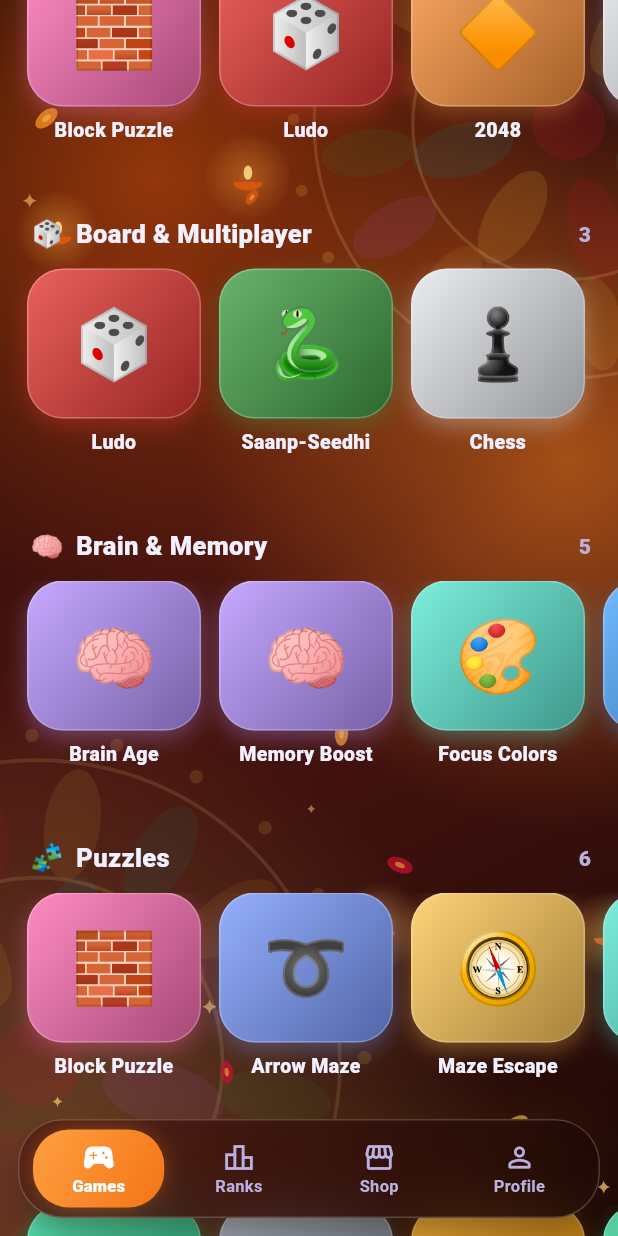
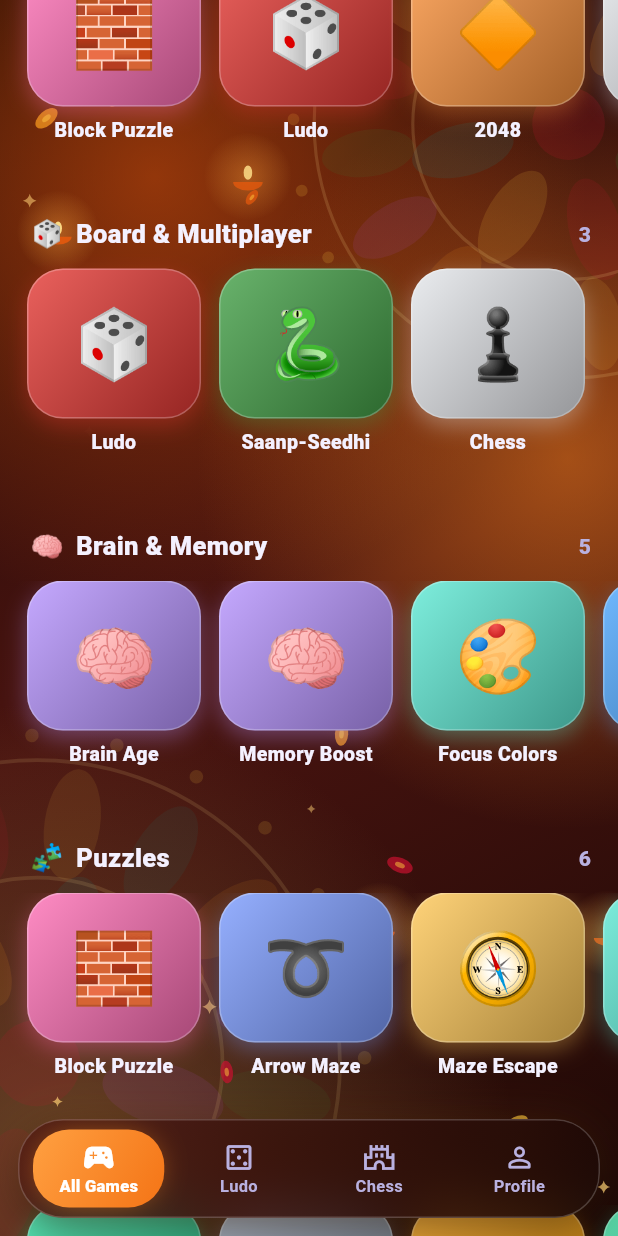
Before and after one commit to adarshk47/Games, a Flutter app: the HomeScreen screen opened directly, item 4 of the bottom bar chosen, scrolled down 576 dp, on a phone screen of 412 x 824 dp. Run offline on Flutter 3.47's test engine with Material 3 defaults, Android fonts, the phone set to English and light mode, and no system bars; drawn by our look-alikes of flutter_animate; our stand-ins replace audioplayers, cloud_firestore, connectivity_plus, firebase_auth, firebase_core, flutter_local_notifications and 9 more; missing offline and left inert: home_widget, in_app_update, play_install_referrer, quick_actions, unity_ads_plugin; accounts and stored records are empty.

Commit message:
Bottom bar: All Games, Ludo, Chess, Profile; Shop moved into Profile
Co-Authored-By: Claude Opus 5.5 <noreply@anthropic.com>

```diff
--- a/puzzle_hub/lib/home/home_screen.dart
+++ b/puzzle_hub/lib/home/home_screen.dart
@@ -6,7 +6,6 @@ import 'package:flutter/services.dart';
 
 import '../core/ads/banner_strip.dart';
 import '../core/audio.dart';
-import '../core/cloud/leaderboard_screen.dart';
 import '../core/i18n/i18n.dart';
 import '../core/shop/shop_screen.dart';
 import '../core/ui/app_theme.dart';
@@ -54,17 +53,18 @@ class _HomeScreenState extends State<HomeScreen>
       Icons.sports_esports_outlined,
       Icons.sports_esports_rounded,
     ),
+    // Ludo and Chess open the game directly (no tab of their own).
     _NavItem(
-      'leaderboard',
-      'home.nav.leaderboard',
-      Icons.leaderboard_outlined,
-      Icons.leaderboard_rounded,
+      'ludo',
+      'game.ludo.title',
+      Icons.casino_outlined,
+      Icons.casino_rounded,
     ),
     _NavItem(
-      'shop',
-      'home.nav.shop',
-      Icons.storefront_outlined,
-      Icons.storefront_rounded,
+      'chess',
+      'game.chess.title',
+      Icons.castle_outlined,
+      Icons.castle_rounded,
     ),
     _NavItem(
       'profile',
@@ -74,7 +74,16 @@ class _HomeScreenState extends State<HomeScreen>
     ),
   ];
 
+  /// Nav items that open a game instead of switching the tab.
+  static const _gameItems = {1: 'ludo', 2: 'chess'};
+
   void _select(int i) {
+    final gameId = _gameItems[i];
+    if (gameId != null) {
+      final g = games.where((x) => x.id == gameId);
+      if (g.isNotEmpty) openGame(context, g.first);
+      return;
+    }
     if (i == _tab) return;
     setState(() => _tab = i);
     _fade.forward(from: 0);
@@ -204,14 +213,12 @@ class _HomeScreenState extends State<HomeScreen>
                     curve: Curves.easeOut,
                   ),
                   child: IndexedStack(
-                    index: _tab,
+                    index: _tab == 0 ? 0 : 1,
                     children: [
                       GamesTab(
                         bottomInset: inset,
-                        onOpenShop: () => _select(2),
+                        onOpenShop: () => ShopScreen.open(context),
                       ),
-                      padded(const LeaderboardScreen(embedded: true)),
-                      padded(const ShopScreen()),
                       padded(const ProfileTab()),
                     ],
                   ),
```
Also changed, not shown: puzzle_hub/lib/core/i18n/strings/home.dart (+9 -9 lines), puzzle_hub/lib/core/shop/shop_screen.dart (+11 -0 lines), puzzle_hub/lib/home/profile_screen.dart (+7 -0 lines), 2 other files.
